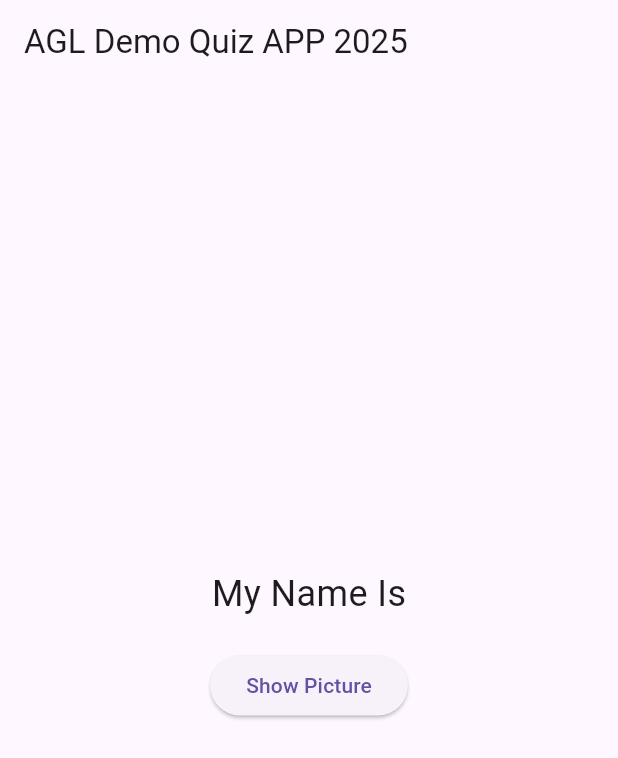
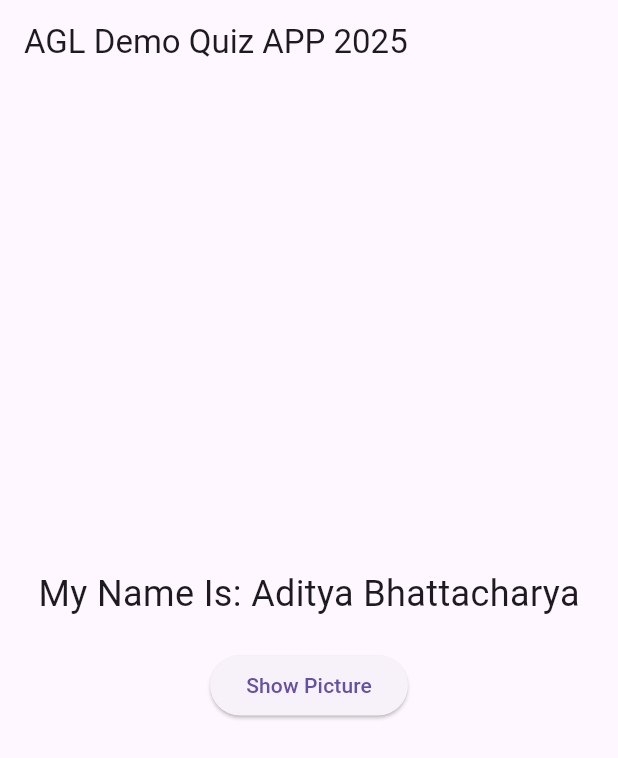
Before and after one commit to ADITYA-BHATTACHARYA-DEV/Demo_agl_2025, a Flutter app: the screen it shows after launch, on a phone screen of 412 x 824 dp. Shown: the top 758 px of the screen. Run offline on Flutter 3.47's test engine with Material 3 defaults, Android fonts, the phone set to English and light mode, and no system bars.

Commit message:
Update main.dart

```diff
--- a/lib/main.dart
+++ b/lib/main.dart
@@ -39,7 +39,7 @@ class _MyHomePageState extends State<MyHomePage>
       return Center(child: Column(
         mainAxisAlignment: MainAxisAlignment.center,
         children: [
-          Text('My Name Is', style: TextStyle(fontSize:24 )),
+          Text('My Name Is: Aditya Bhattacharya', style: TextStyle(fontSize:24 )),
           SizedBox(height: 20,),
           ElevatedButton(onPressed: (){
             setState((){
```
